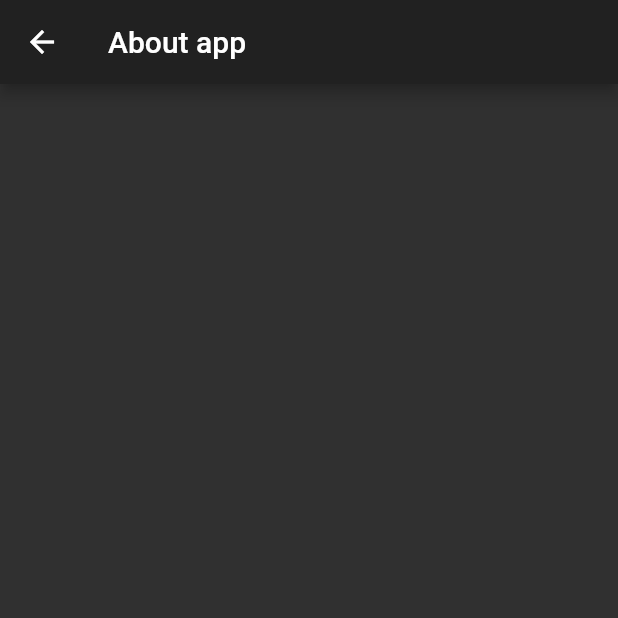
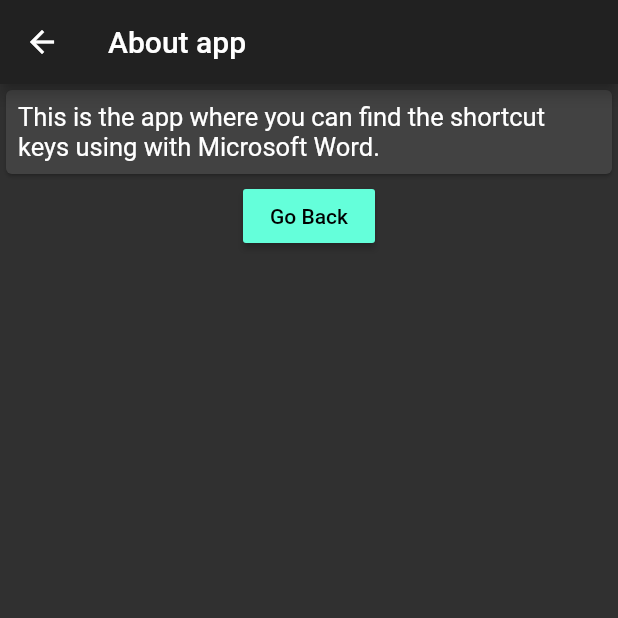
Before and after one commit to poudelmadhav/ms-word-shortcut-app, a Flutter app: the AboutPage screen opened directly, on a phone screen of 412 x 824 dp, the top half of it. Run offline on Flutter 3.47's test engine with Material 2 defaults, Android fonts, the phone set to English and light mode, and no system bars.

Commit message:
content in about page added and custom go back functionality too

```diff
--- a/lib/screens/about_page.dart
+++ b/lib/screens/about_page.dart
@@ -7,6 +7,31 @@ class AboutPage extends StatelessWidget {
       appBar: AppBar(
         title: Text("About app"),
       ),
+      body: Column(
+        children: <Widget>[
+          Card(
+            child: Padding(
+              padding: EdgeInsets.all(8.0),
+              child: Text(
+                "This is the app where you can find the shortcut keys using with Microsoft Word.",
+                style: TextStyle(
+                  fontSize: 17.0,
+                ),
+              ),
+            ),
+          ),
+          RaisedButton(
+            onPressed: () {
+              Navigator.pop(context);
+            },
+            color: Colors.tealAccent,
+            child: Text(
+              "Go Back",
+              style: TextStyle(color: Colors.black),
+            ),
+          )
+        ],
+      ),
     );
   }
 }
```
